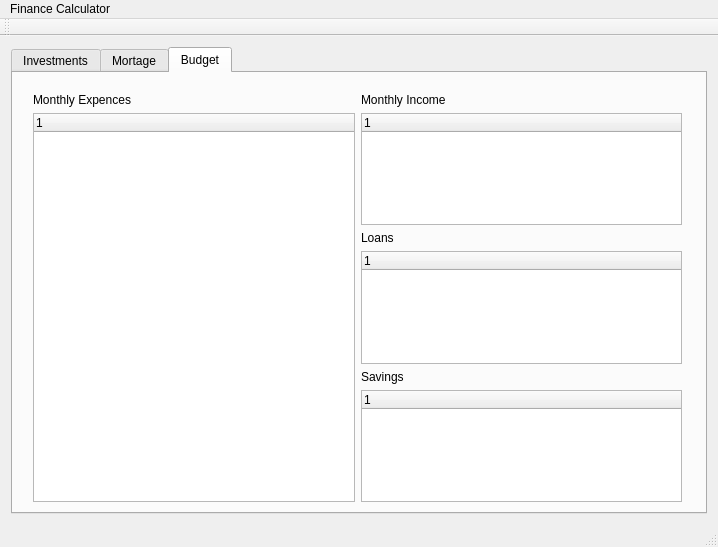
Above: mainwindow.ui from jrutanen/FinanceCalculator before the change. Below: the same form after it.
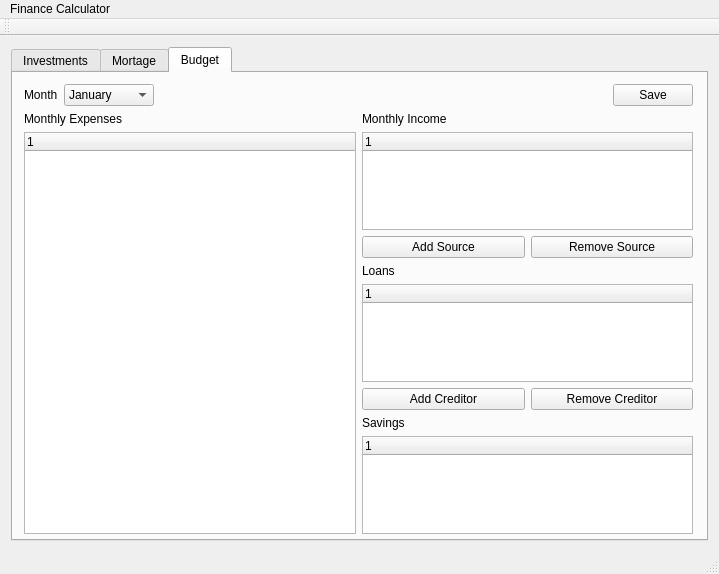
That is the form after the change. Custom widgets are drawn as their Qt base class.

Commit message: - Added buttons to add and remove budget items to the lists.

What changed in the file:
```diff
--- a/mainwindow.ui
+++ b/mainwindow.ui
@@ -6,8 +6,8 @@
    <rect>
     <x>0</x>
     <y>0</y>
-    <width>718</width>
-    <height>547</height>
+    <width>719</width>
+    <height>574</height>
    </rect>
   </property>
   <property name="windowTitle">
@@ -371,22 +371,131 @@
        <attribute name="title">
         <string>Budget</string>
        </attribute>
-       <widget class="QWidget" name="horizontalLayoutWidget">
+       <widget class="QWidget" name="verticalLayoutWidget_3">
         <property name="geometry">
          <rect>
-          <x>9</x>
-          <y>9</y>
-          <width>671</width>
-          <height>431</height>
+          <x>0</x>
+          <y>0</y>
+          <width>691</width>
+          <height>500</height>
          </rect>
         </property>
+        <layout class="QVBoxLayout" name="verticalLayout_7">
+         <item>
+          <layout class="QHBoxLayout" name="horizontalLayout_10">
+           <item>
+            <widget class="QLabel" name="label_Month">
+             <property name="maximumSize">
+              <size>
+               <width>50</width>
+               <height>16777215</height>
+              </size>
+             </property>
+             <property name="text">
+              <string>Month</string>
+             </property>
+            </widget>
+           </item>
+           <item>
+            <widget class="QComboBox" name="comboBox_Month">
+             <property name="maximumSize">
+              <size>
+               <width>300</width>
+               <height>16777215</height>
+              </size>
+             </property>
+             <item>
+              <property name="text">
+               <string>January</string>
+              </property>
+             </item>
+             <item>
+              <property name="text">
+               <string>February</string>
+              </property>
+             </item>
+             <item>
+              <property name="text">
+               <string>March</string>
+              </property>
+             </item>
+             <item>
+              <property name="text">
+               <string>April</string>
+              </property>
+             </item>
+             <item>
+              <property name="text">
+               <string>May</string>
+              </property>
+             </item>
+             <item>
+              <property name="text">
+               <string>June</string>
+              </property>
+             </item>
+             <item>
+              <property name="text">
+               <string>July</string>
+              </property>
+             </item>
+             <item>
+              <property name="text">
+               <string>August</string>
+              </property>
+             </item>
+             <item>
+              <property name="text">
+               <string>Spetember</string>
+              </property>
+             </item>
+             <item>
+              <property name="text">
+               <string>October</string>
+              </property>
+             </item>
+             <item>
+              <property name="text">
+               <string>November</string>
+              </property>
+             </item>
+             <item>
+              <property name="text">
+               <string>December</string>
+              </property>
+             </item>
+            </widget>
+           </item>
+           <item>
+            <spacer name="horizontalSpacer">
+             <property name="orientation">
+              <enum>Qt::Horizontal</enum>
+             </property>
+             <property name="sizeHint" stdset="0">
+              <size>
+               <width>40</width>
+               <height>20</height>
+              </size>
+             </property>
+            </spacer>
+           </item>
+           <item>
+            <widget class="QPushButton" name="b_save">
+             <property name="text">
+              <string>Save</string>
+             </property>
+            </widget>
+           </item>
+          </layout>
+         </item>
+         <item>
         <layout class="QHBoxLayout" name="horizontalLayout">
          <item>
           <layout class="QVBoxLayout" name="verticalLayout_6">
            <item>
-            <widget class="QLabel" name="label_expences">
+              <widget class="QLabel" name="label_expenses">
              <property name="text">
-              <string>Monthly Expences</string>
+                <string>Monthly Expenses</string>
              </property>
             </widget>
            </item>
@@ -405,6 +514,24 @@
              </column>
             </widget>
            </item>
+             <item>
+              <layout class="QHBoxLayout" name="horizontalLayout_4">
+               <item>
+                <widget class="QPushButton" name="b_addCost">
+                 <property name="text">
+                  <string>Add Expense</string>
+                 </property>
+                </widget>
+               </item>
+               <item>
+                <widget class="QPushButton" name="b_removeCost">
+                 <property name="text">
+                  <string>Remove Expense</string>
+                 </property>
+                </widget>
+               </item>
+              </layout>
+             </item>
           </layout>
          </item>
          <item>
@@ -425,6 +552,24 @@
              </column>
             </widget>
            </item>
+             <item>
+              <layout class="QHBoxLayout" name="horizontalLayout_5">
+               <item>
+                <widget class="QPushButton" name="b_addIncome">
+                 <property name="text">
+                  <string>Add Source</string>
+                 </property>
+                </widget>
+               </item>
+               <item>
+                <widget class="QPushButton" name="b_removeIncome">
+                 <property name="text">
+                  <string>Remove Source</string>
+                 </property>
+                </widget>
+               </item>
+              </layout>
+             </item>
            <item>
             <widget class="QLabel" name="label_loans">
              <property name="text">
@@ -441,6 +586,24 @@
              </column>
             </widget>
            </item>
+             <item>
+              <layout class="QHBoxLayout" name="horizontalLayout_6">
+               <item>
+                <widget class="QPushButton" name="b_addLoan">
+                 <property name="text">
+                  <string>Add Creditor</string>
+                 </property>
+                </widget>
+               </item>
+               <item>
+                <widget class="QPushButton" name="b_removeLoan">
+                 <property name="text">
+                  <string>Remove Creditor</string>
+                 </property>
+                </widget>
+               </item>
+              </layout>
+             </item>
            <item>
             <widget class="QLabel" name="label_savings">
              <property name="text">
@@ -457,6 +620,26 @@
              </column>
             </widget>
            </item>
+             <item>
+              <layout class="QHBoxLayout" name="horizontalLayout_7">
+               <item>
+                <widget class="QPushButton" name="b_addSavings">
+                 <property name="text">
+                  <string>Add Investment</string>
+                 </property>
+                </widget>
+               </item>
+               <item>
+                <widget class="QPushButton" name="b_removeSavings">
+                 <property name="text">
+                  <string>Remove Investment</string>
+                 </property>
+                </widget>
+               </item>
+              </layout>
+             </item>
+            </layout>
+           </item>
           </layout>
          </item>
         </layout>
@@ -471,7 +654,7 @@
     <rect>
      <x>0</x>
      <y>0</y>
-     <width>718</width>
+     <width>719</width>
      <height>22</height>
     </rect>
    </property>
```
Left out of the diff: 4 changed lines with no effect on the pictures. Lines whose indentation alone changed are shown as unchanged. The commit also changes 5 other files.
